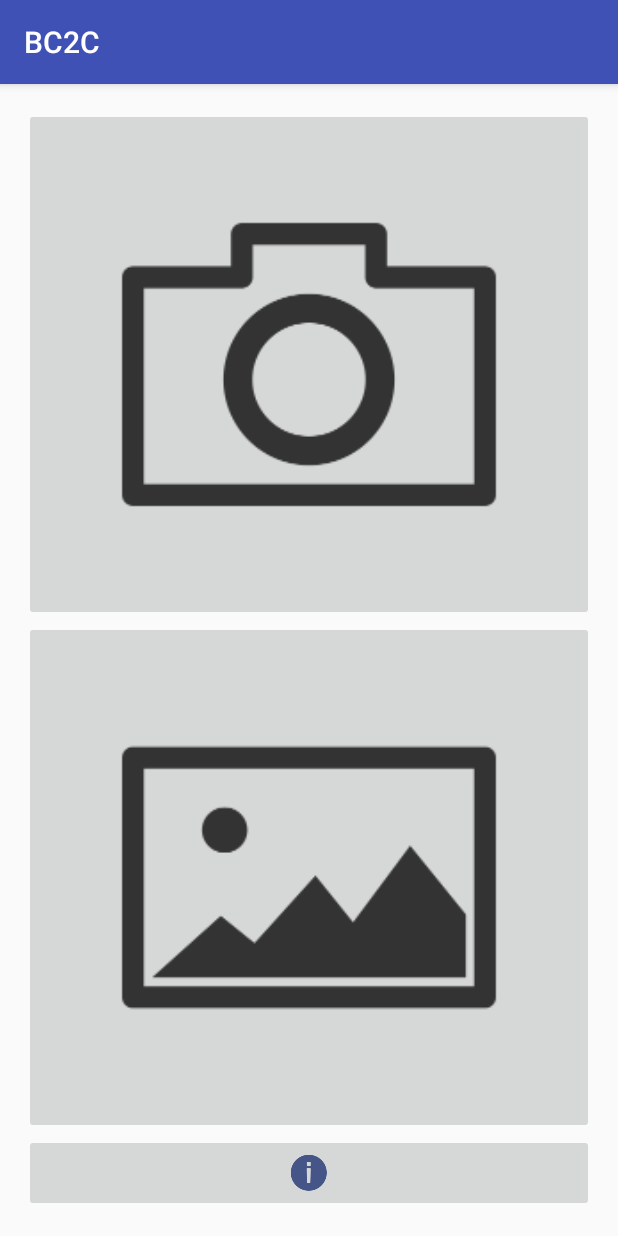
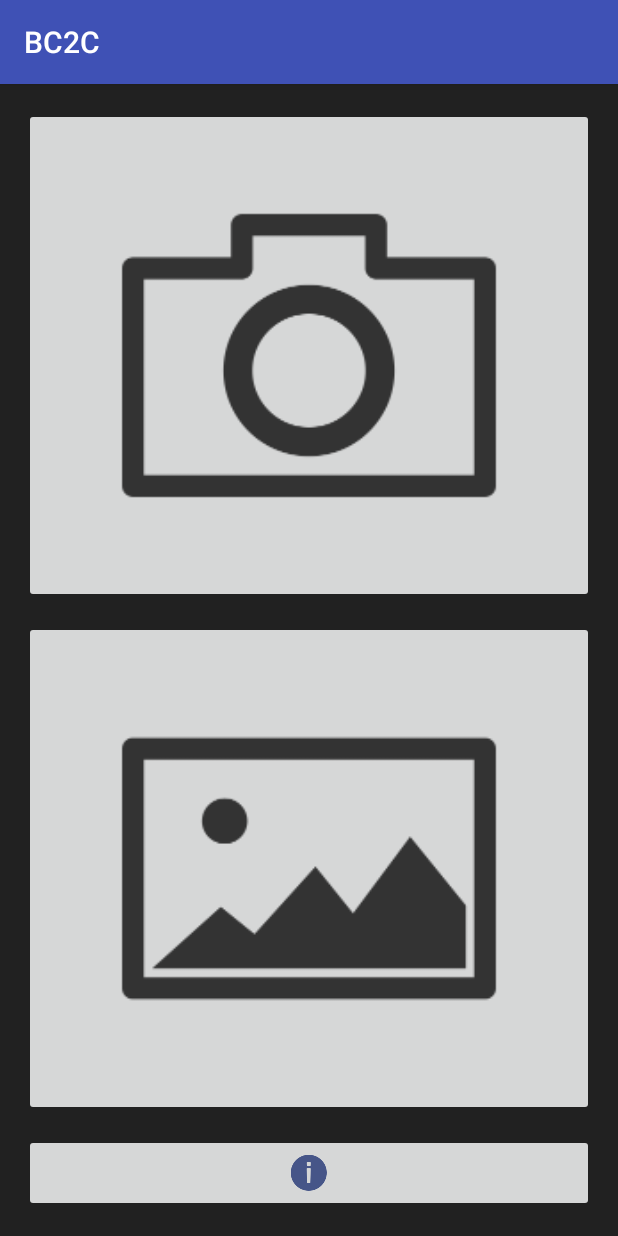
Before and after one commit to marekjedrzejewski/BC2C, an Android app: the MainActivity screen opened directly, with no data from a screen before it, on a phone screen of 412 x 824 dp. Run offline under Robolectric (Android 15) with nearby library versions, the phone set to English and light mode, and no system bars.

Commit message:
Grey background and margins between buttons

```diff
--- a/app/src/main/res/layout/activity_main.xml
+++ b/app/src/main/res/layout/activity_main.xml
@@ -7,7 +7,8 @@
     android:paddingLeft="@dimen/activity_horizontal_margin"
     android:paddingRight="@dimen/activity_horizontal_margin"
     android:paddingTop="@dimen/activity_vertical_margin"
-    tools:context="jmm.bc2c.MainActivity">
+    tools:context="jmm.bc2c.MainActivity"
+    android:background="#212121">
 
     <LinearLayout
         android:orientation="vertical"
@@ -23,7 +24,8 @@
             android:onClick="useCamera"
             android:layout_weight="1"
             android:src="@drawable/ic_camera"
-            android:scaleType="fitCenter" />
+            android:scaleType="fitCenter"
+            android:layout_marginBottom="12dp" />
 
         <ImageButton
             android:layout_width="fill_parent"
@@ -34,7 +36,8 @@
             android:src="@drawable/ic_gallery"
             android:scaleType="fitCenter"
             android:paddingEnd="12dp"
-            android:paddingStart="12dp" />
+            android:paddingStart="12dp"
+            android:layout_marginBottom="12dp" />
 
         <ImageButton
             android:layout_width="fill_parent"
```
